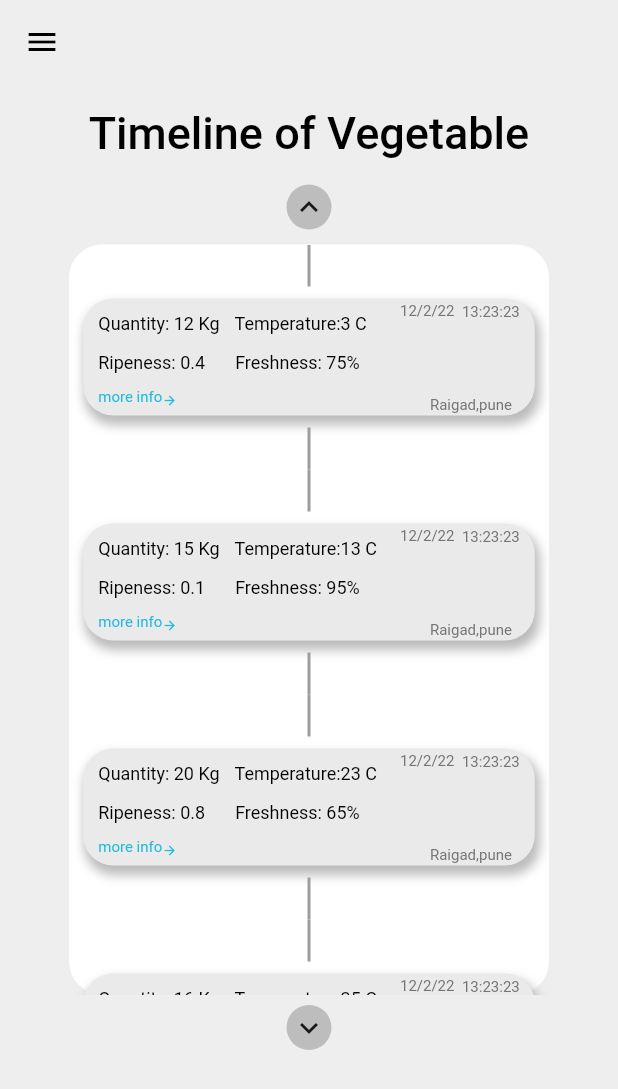
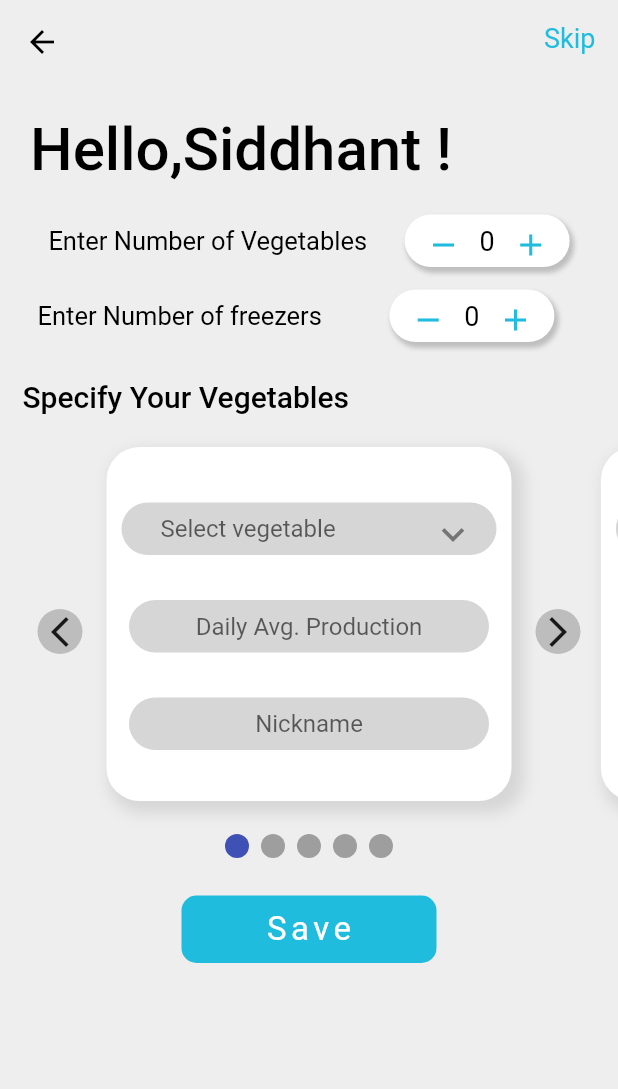
Before and after one commit to The-Robotics-Forum/flutter-ui-templates, a Flutter app: the screen it shows after launch, on a phone screen of 412 x 824 dp. Shown: the top 1089 px of the screen. Run offline on Flutter 3.47's test engine with Material 2 defaults, Android fonts, the phone set to English and light mode, and no system bars; drawn by our look-alikes of carousel_slider, smooth_page_indicator, timelines; our stand-ins replace animated_splash_screen, battery_plus, fl_chart, flutter_spinkit, font_awesome_flutter, geocoding and 9 more; missing offline and left inert: battery_indicator, flutter_settings_ui, qr_code_scanner, tab_container, torch_light; project files that could hold a hidden picture were left out.

Commit message:
#104 Fixed Data Entry Screen

```diff
--- a/projects/vegetable_app/lib/main.dart
+++ b/projects/vegetable_app/lib/main.dart
@@ -1,12 +1,10 @@
-import 'dart:developer';
-
 import 'package:flutter/material.dart';
 import 'package:vegetable_app/screens/best_farmers.dart';
 import 'package:vegetable_app/screens/dashboard.dart';
+import 'package:vegetable_app/screens/data_entry.dart';
 import 'package:vegetable_app/screens/notification.dart';
 import 'package:vegetable_app/screens/register.dart';
 import 'package:vegetable_app/screens/select_language.dart';
-import 'package:vegetable_app/screens/Timeline.dart';
 
 
 import 'package:vegetable_app/screens/vege_info.dart';
@@ -37,7 +35,7 @@ class MyApp extends StatelessWidget {
         primarySwatch: Colors.blue,
       ),
 
-      home: const TimelineScreen(),
+      home: const DataEntryScreen(),
 
     );
   }
--- /dev/null
+++ b/projects/vegetable_app/lib/screens/data_entry.dart
@@ -0,0 +1,400 @@
+import 'package:carousel_slider/carousel_controller.dart';
+import 'package:carousel_slider/carousel_slider.dart';
+import 'package:smooth_page_indicator/smooth_page_indicator.dart';
+import 'package:flutter/material.dart';
+
+
+class DataEntryScreen extends StatefulWidget {
+  const DataEntryScreen({Key? key}) : super(key: key);
+
+  @override
+  State<DataEntryScreen> createState() => _DataEntryScreenState();
+}
+
+class _DataEntryScreenState extends State<DataEntryScreen> {
+  int _count1 = 0;
+  int _count2 = 0;
+
+  final controller = CarouselController();
+  void increment1() {
+    setState(() {
+      _count1++;
+    });
+  }
+
+  void increment2() {
+    setState(() {
+      _count2++;
+    });
+  }
+
+  void decrement1() {
+    setState(() {
+      _count1--;
+    });
+  }
+
+  void decrement2() {
+    setState(() {
+
+      _count2--;
+    });
+  }
+  List<Widget> Card = [
+   VegetableCard(),
+   VegetableCard(),
+   VegetableCard(),
+   VegetableCard(),
+   VegetableCard(),
+  ];
+  int activeIndex = 0;
+  @override
+  Widget build(BuildContext context) {
+    return Scaffold(
+      backgroundColor: const Color(0xFFEEEEEE),
+      appBar: AppBar(
+        backgroundColor: Colors.transparent,
+        elevation: 0,
+        leading: IconButton(
+          icon: const Icon(
+            Icons.arrow_back,
+            color: Colors.black,
+          ),
+          onPressed: () {},
+        ),
+        actions: const [
+          Padding(
+            padding: EdgeInsets.all(15.0),
+            child: Text(
+              'Skip',
+              style: TextStyle(color: Color(0xFF20BCDE), fontSize: 18),
+            ),
+          )
+        ],
+      ),
+      body: SingleChildScrollView(
+        child: Column(
+          crossAxisAlignment: CrossAxisAlignment.start,
+          children: [
+            const Padding(
+              padding: EdgeInsets.all(20.0),
+              child: Text(
+                'Hello,Siddhant !',
+                style: TextStyle(color: Colors.black, fontSize: 40, fontWeight: FontWeight.w500),
+              ),
+            ),
+            Row(
+              mainAxisAlignment: MainAxisAlignment.center,
+              children: [
+                const Text(
+                  'Enter Number of Vegetables',
+                  style: TextStyle(color: Colors.black, fontSize: 17),
+                ),
+                const SizedBox(
+                  width: 25,
+                ),
+                Container(
+                  height: 35,
+                  width: 110,
+                  decoration: BoxDecoration(
+                    color: Colors.white,
+                    borderRadius: BorderRadius.circular(22.0),
+                    boxShadow: [
+                      BoxShadow(
+                        color: Colors.black.withOpacity(0.2),
+                        spreadRadius: 1,
+                        blurRadius: 2,
+                        offset: const Offset(2, 3), // changes position of shadow
+                      ),
+                    ],
+                  ),
+                  child: Row(
+                    mainAxisAlignment: MainAxisAlignment.center,
+                    children: [
+                      IconButton(
+                          onPressed: decrement1,
+                          icon: (const Icon(
+                            Icons.remove,
+                            color: Color(0xFF20BCDE),
+                          ))),
+                      Text(
+                        '${_count1}',
+                        style: const TextStyle(color: Colors.black, fontSize: 18),
+                      ),
+                      IconButton(
+                          onPressed: increment1,
+                          icon: (const Icon(
+                            Icons.add,
+                            color: Color(0xFF20BCDE),
+                          ))),
+                    ],
+                  ),
+                )
+              ],
+            ),
+            const SizedBox(
+              height: 15,
+            ),
+            Row(
+              mainAxisAlignment: MainAxisAlignment.start,
+              children: [
+                const Padding(
+                  padding: EdgeInsets.only(left: 25.0, right: 45),
+                  child: Text(
+                    'Enter Number of freezers',
+                    style: TextStyle(color: Colors.black, fontSize: 17),
+                  ),
+                ),
+                Container(
+                  height: 35,
+                  width: 110,
+                  decoration: BoxDecoration(
+                    color: Colors.white,
+                    borderRadius: BorderRadius.circular(22.0),
+                    boxShadow: [
+                      BoxShadow(
+                        color: Colors.black.withOpacity(0.2),
+                        spreadRadius: 1,
+                        blurRadius: 2,
+                        offset: const Offset(2, 3), // changes position of shadow
+                      ),
+                    ],
+                  ),
+                  child: Row(
+                    mainAxisAlignment: MainAxisAlignment.center,
+                    children: [
+                      IconButton(
+                          onPressed: decrement2,
+                          icon: (const Icon(
+                            Icons.remove,
+                            color: Color(0xFF20BCDE),
+                          ))),
+                      Text(
+                        '${_count2}',
+                        style: const TextStyle(color: Colors.black, fontSize: 18),
+                      ),
+                      IconButton(
+                        onPressed: increment2,
+                        icon: (const Icon(
+                          Icons.add,
+                          color:  Color(0xFF20BCDE),
+                        )),
+                      ),
+                    ],
+                  ),
+                ),
+              ],
+            ),
+            const SizedBox(height: 15,),
+            const Padding(
+              padding: EdgeInsets.only(top: 10.0,left: 15),
+              child: Text('Specify Your Vegetables',style: TextStyle(color: Colors.black,fontSize: 20,fontWeight: FontWeight.w500),),
+            ),
+            Stack(
+                children: [
+                  Center(
+                      child: CarouselSlider.builder(
+                        carouselController: controller,
+                        options: CarouselOptions(
+                          height: 280,
+                          enableInfiniteScroll: false,
+                          onPageChanged: (index, reason) {
+                            setState(() {
+                              activeIndex = index;
+                            });
+                          }
+                        ),
+                        itemCount: Card.length,
+                        itemBuilder: (context, index, realIndex) {
+                          final card = Card[index];
+                          return VegetableCard();
+                        },
+                      )),
+
+
+                  Positioned(
+                      top: 130,
+                      left: 25,
+                      child: GestureDetector(
+                        onTap: (){
+                          controller.previousPage(duration: const Duration(milliseconds: 300));
+                          setState(() {
+
+                          });
+                        },
+                        child: Container(
+                          height: 30,
+                          width: 30,
+                          decoration: BoxDecoration(color: Colors.grey[400], borderRadius: BorderRadius.circular(50)),
+                          child: const Icon(Icons.arrow_back_ios_new),
+                        ),
+                      )),
+                  Positioned(
+                    right: 25,
+                    top: 130,
+                    child: InkWell(
+                      onTap: (){
+                        controller.nextPage(duration: const Duration(milliseconds: 300));
+                        setState(() {});
+                      },
+                      child: Container(
+                        height: 30,
+                        width: 30,
+                        decoration: BoxDecoration(color: Colors.grey[400], borderRadius: BorderRadius.circular(50)),
+                        child: const Icon(Icons.arrow_forward_ios),
+                      ),
+                    ),
+                  ),
+
+                ]),
+            Center(child: buildIndicator()),
+            SizedBox(height: 25,),
+            Center(
+              child:GestureDetector(
+                onTap: (){},
+                child: Container(
+                  height: 45,
+                  width: 170,
+                  decoration: BoxDecoration(
+                    color: Color(0xFF20BCDE),
+                    borderRadius: BorderRadius.circular(10.0)
+                  ),
+                  child: Center(child: Text('Save',style: TextStyle(color: Colors.white,fontSize: 22,letterSpacing: 3),),),
+                ),
+              ),
+            )
+          ],
+        ),
+      ),
+    );
+  }
+  Widget buildIndicator(){
+    return AnimatedSmoothIndicator(activeIndex: activeIndex, count: Card.length,);
+  }
+}
+class VegetableCard extends StatefulWidget {
+  const VegetableCard({Key? key}) : super(key: key);
+
+  @override
+  State<VegetableCard> createState() => _VegetableCardState();
+}
+
+class _VegetableCardState extends State<VegetableCard> {
+  List<String> _vegetables = ['Carrots', 'Potato', 'Tomato', 'Onions', 'Broccoli', 'Mushroom', 'Lettuce', 'Capsicum'];
+  var SelectedItem;
+  @override
+  Widget build(BuildContext context) {
+
+    return Padding(
+      padding: const EdgeInsets.all(22.0),
+      child: Container(
+        height: 300,
+        width: 270,
+        decoration: BoxDecoration(
+          color: Colors.white,
+          borderRadius: BorderRadius.circular(22),
+          boxShadow: [
+            BoxShadow(
+              color: Colors.grey.withOpacity(0.3),
+              spreadRadius: 3,
+              blurRadius: 8,
+              offset: const Offset(5, 5), // changes position of shadow
+            ),
+          ],
+        ),
+        child: Column(
+          children: [
+            SizedBox(height: 15,),
+            Center(
+              child: Padding(
+                padding: const EdgeInsets.only(top: 22.0),
+                child: Container(
+                  width: 250,
+                  height: 35,
+                  padding: const EdgeInsets.all(6),
+                  decoration: BoxDecoration(
+                    borderRadius: BorderRadius.circular(22.0),
+                    color: Colors.grey[350],
+                  ),
+                  child: DropdownButton(
+                    value: SelectedItem,
+                    items: _vegetables
+                        .map((vegetable) =>
+                        DropdownMenuItem(
+                          value: vegetable,
+                          child: Padding(
+                            padding: const EdgeInsets.only(left: 20),
+                            child: Text(vegetable),
+                          ),
+                        )).toList(),
+                    onChanged: (vegetable) {
+                      setState(() {
+                        SelectedItem = vegetable;
+                      });
+                    },
+                    icon: Padding(
+                      padding: const EdgeInsets.only(right: 8.0),
+                      child: Icon(Icons.keyboard_arrow_down, size: 30, color: Colors.grey[600]),
+                    ),
+                    isExpanded: true,
+                    hint: const Padding(
+                      padding: const EdgeInsets.only(left: 20.0),
+                      child: Text('Select vegetable'),
+
+                    ),
+                    underline: const SizedBox(),
+                  ),
+                ),
+              ),
+            ),
+            SizedBox(height: 15,),
+            Padding(
+              padding: const EdgeInsets.all(15.0),
+              child: Container(
+                height: 35,
+                width: 400,
+                child: TextField(
+                  decoration: InputDecoration(
+                    filled: true,
+                    fillColor: Colors.grey[350],
+                    border: OutlineInputBorder(
+                      borderRadius: BorderRadius.circular(22.0),
+                      borderSide: BorderSide.none,
+                    ),
+                    hintText: 'Daily Avg. Production',
+                    contentPadding: EdgeInsets.only(top: 1.0),
+
+                  ),
+                  cursorHeight: 20,
+                  textAlign: TextAlign.center,
+                ),
+              ),
+            ),
+            Padding(
+              padding: const EdgeInsets.all(15.0),
+              child: Container(
+                height: 35,
+                width: 400,
+                child: TextField(
+                  decoration: InputDecoration(
+                    filled: true,
+                    fillColor: Colors.grey[350],
+                    border: OutlineInputBorder(
+                      borderRadius: BorderRadius.circular(22.0),
+                      borderSide: BorderSide.none,
+                    ),
+                    hintText: 'Nickname',
+                    contentPadding: EdgeInsets.only(top: 1.0),
+
+                  ),
+                  cursorHeight: 20,
+                  textAlign: TextAlign.center,
+                ),
+              ),
+            ),
+          ],
+        ),
+      ),
+    );
+  }
+}
--- a/projects/vegetable_app/pubspec.yaml
+++ b/projects/vegetable_app/pubspec.yaml
@@ -39,7 +39,9 @@ dependencies:
   geolocator: ^9.0.1
   geocoding: ^2.0.4
   carousel_slider: ^4.1.1
+  smooth_page_indicator: ^1.0.0+2
   timelines: ^0.1.0
+
 
 
 dev_dependencies:
```
Also changed, not shown: projects/vegetable_app/pubspec.lock.
